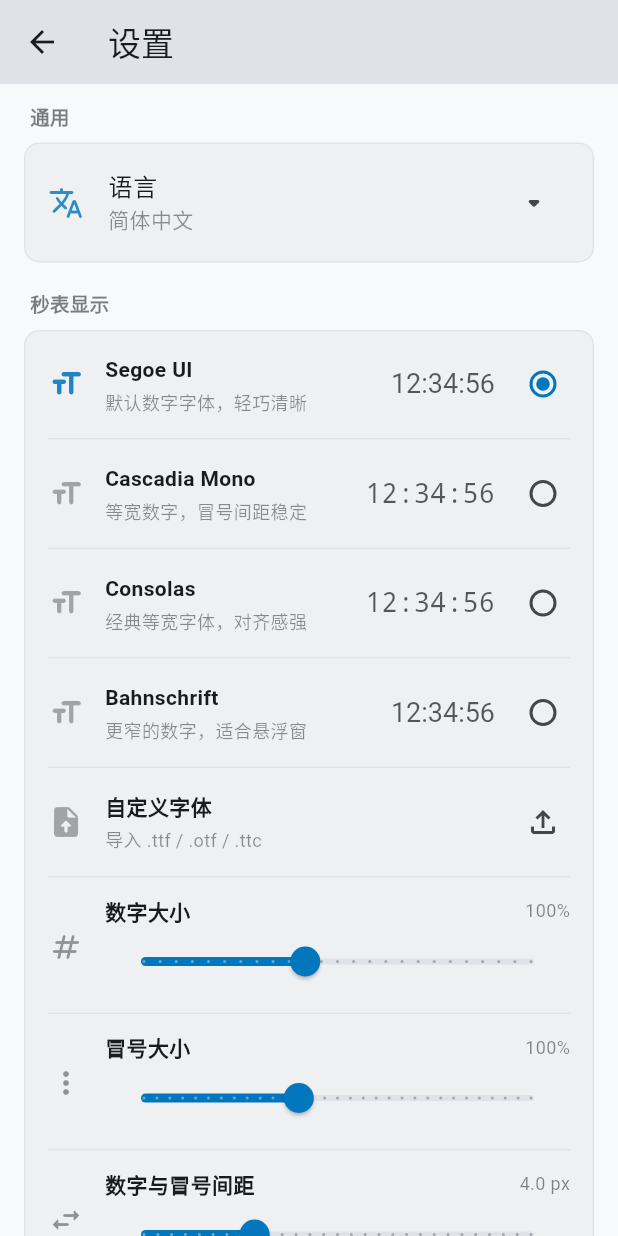
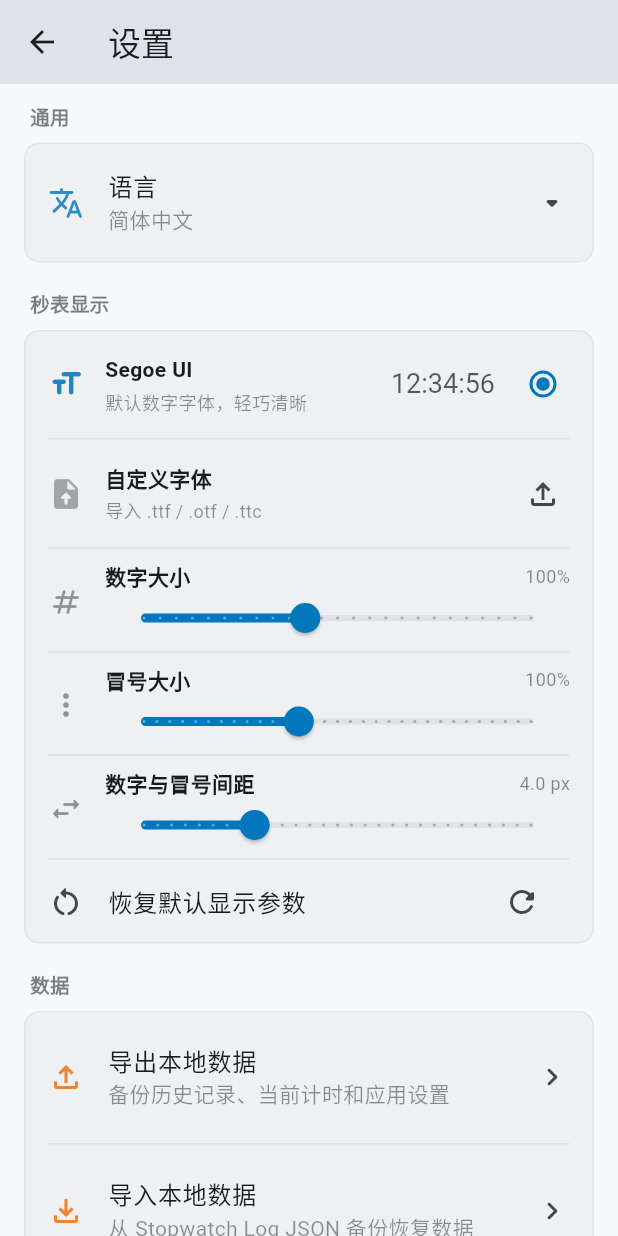
Before and after one commit to dogdreamson555/Stopwatch-Log, a Flutter app: the screen it shows after launch, after a tap on the "settings" icon, on a phone screen of 412 x 824 dp. Run offline on Flutter 3.47's test engine with Material 3 defaults, Android fonts, the phone set to English and light mode, and no system bars; our stand-ins replace drift, flutter_riverpod; missing offline and left inert: file_selector, window_manager; accounts and stored records are empty; generated files the repository leaves out were written again; Roboto replaces fonts that are missing (Bahnschrift, Microsoft YaHei UI, Segoe UI Variable Display); statements that could not run were skipped.

Commit message:
fix/meta bugs

```diff
--- a/lib/screens/settings_screen.dart
+++ b/lib/screens/settings_screen.dart
@@ -4,6 +4,7 @@
 import 'package:file_selector/file_selector.dart';
 import 'package:flutter/material.dart';
 import 'package:flutter_riverpod/flutter_riverpod.dart';
+import 'package:window_manager/window_manager.dart';
 
 import '../l10n/app_language.dart';
 import '../l10n/app_localizations.dart';
@@ -33,7 +34,7 @@
     final settingsNotifier = ref.read(stopwatchSettingsProvider.notifier);
 
     return Scaffold(
-      appBar: AppBar(title: Text(l10n.settings)),
+      appBar: AppBar(title: _DraggableAppBarTitle(title: l10n.settings)),
       body: ListView(
         padding: const EdgeInsets.fromLTRB(16, 12, 16, 24),
         children: [
@@ -284,6 +285,25 @@
   }
 }
 
+class _DraggableAppBarTitle extends StatelessWidget {
+  final String title;
+
+  const _DraggableAppBarTitle({required this.title});
+
+  @override
+  Widget build(BuildContext context) {
+    return GestureDetector(
+      behavior: HitTestBehavior.opaque,
+      onPanStart: (_) => windowManager.startDragging(),
+      child: SizedBox(
+        width: double.infinity,
+        height: kToolbarHeight,
+        child: Align(alignment: Alignment.centerLeft, child: Text(title)),
+      ),
+    );
+  }
+}
+
 class _SettingsSection extends StatelessWidget {
   final String title;
   final List<Widget> children;
@@ -336,7 +356,10 @@
   Widget build(BuildContext context) {
     final cs = Theme.of(context).colorScheme;
 
-    return ListTile(
+    return Builder(
+      builder: (tileContext) => ListTile(
+        enabled: !isLoading,
+        onTap: isLoading ? null : () => _showLanguageMenu(tileContext),
         leading: Icon(
           Icons.translate_rounded,
           color: cs.primary.withValues(alpha: 0.82),
@@ -346,13 +369,31 @@
           language.nativeName,
           style: TextStyle(color: cs.onSurface.withValues(alpha: 0.48)),
         ),
-      trailing: PopupMenuButton<AppLanguage>(
-        initialValue: language,
-        enabled: !isLoading,
-        tooltip: context.l10n.language,
-        icon: const Icon(Icons.arrow_drop_down_rounded),
-        onSelected: onChanged,
-        itemBuilder: (context) => [
+        trailing: const Icon(Icons.arrow_drop_down_rounded),
+        contentPadding: const EdgeInsets.symmetric(horizontal: 16, vertical: 4),
+      ),
+    );
+  }
+
+  Future<void> _showLanguageMenu(BuildContext context) async {
+    final overlay = Overlay.of(context).context.findRenderObject() as RenderBox;
+    final tile = context.findRenderObject() as RenderBox;
+    final tileTopLeft = tile.localToGlobal(Offset.zero, ancestor: overlay);
+    const trailingPadding = 16.0;
+    const trailingWidth = 24.0;
+    final anchorRight = tileTopLeft.dx + tile.size.width - trailingPadding;
+    final anchorLeft = anchorRight - trailingWidth;
+    final anchorTop = tileTopLeft.dy + tile.size.height;
+
+    final selected = await showMenu<AppLanguage>(
+      context: context,
+      position: RelativeRect.fromLTRB(
+        anchorLeft,
+        anchorTop,
+        overlay.size.width - anchorRight,
+        overlay.size.height - anchorTop,
+      ),
+      items: [
         for (final option in AppLanguage.values)
           CheckedPopupMenuItem(
             value: option,
@@ -360,9 +401,9 @@
             child: Text(option.nativeName),
           ),
       ],
-      ),
-      contentPadding: const EdgeInsets.symmetric(horizontal: 16, vertical: 4),
     );
+    if (!context.mounted || selected == null) return;
+    onChanged(selected);
   }
 }
 
@@ -560,7 +601,7 @@
     final cs = Theme.of(context).colorScheme;
 
     return Padding(
-      padding: const EdgeInsets.fromLTRB(16, 12, 16, 10),
+      padding: const EdgeInsets.fromLTRB(16, 8, 16, 6),
       child: Row(
         children: [
           Icon(icon, color: cs.onSurface.withValues(alpha: 0.44)),
@@ -589,13 +630,17 @@
                     ),
                   ],
                 ),
-                Slider(
+                const SizedBox(height: 2),
+                SizedBox(
+                  height: 32,
+                  child: Slider(
                     value: value.clamp(min, max).toDouble(),
                     min: min,
                     max: max,
                     divisions: divisions,
                     label: valueLabel,
                     onChanged: onChanged,
+                  ),
                 ),
               ],
             ),
--- a/lib/theme/stopwatch_font_preset.dart
+++ b/lib/theme/stopwatch_font_preset.dart
@@ -14,18 +14,10 @@
   const StopwatchFontPreset(this.id);
 
   static const defaultPreset = segoeDisplay;
-  static const builtInPresets = [
-    segoeDisplay,
-    cascadiaMono,
-    consolas,
-    bahnschrift,
-  ];
+  static const builtInPresets = [segoeDisplay];
 
   static StopwatchFontPreset fromId(String? id) {
-    return values.firstWhere(
-      (preset) => preset.id == id,
-      orElse: () => defaultPreset,
-    );
+    return id == custom.id ? custom : defaultPreset;
   }
 
   String get label => switch (this) {
```
Lines whose indentation alone changed are shown as unchanged.
